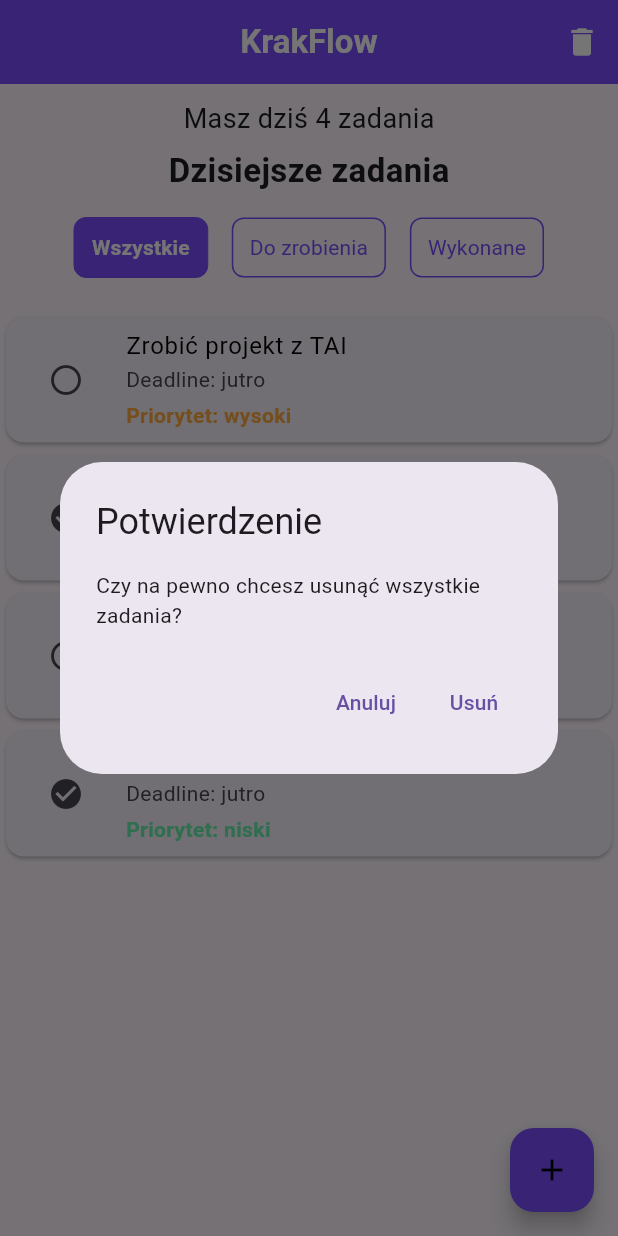
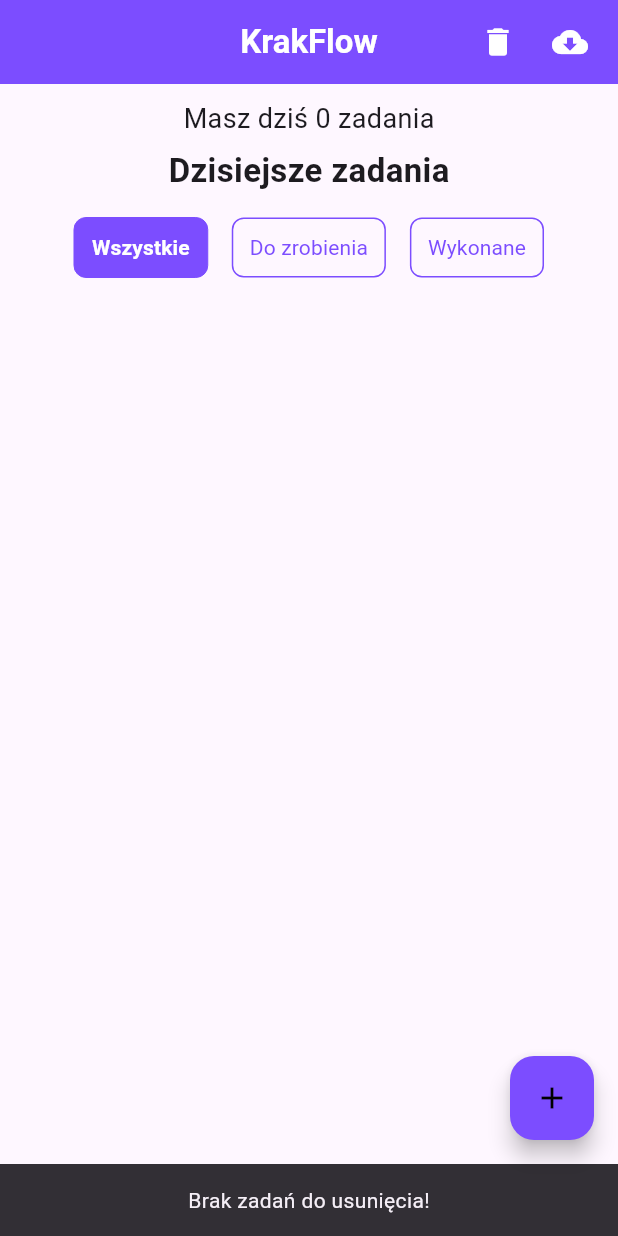
Before and after one commit to DerpeuszX/TAI_Flutter_Labs, a Flutter app: the screen it shows after launch, after a tap on the "delete" icon, on a phone screen of 412 x 824 dp. Run offline on Flutter 3.47's test engine with Material 3 defaults, Android fonts, the phone set to English and light mode, and no system bars; our stand-ins replace hive_ce, hive_ce_flutter; accounts and stored records are empty.

Commit message:
Local DB integration HIVE/API Fetching

```diff
--- a/lib/main.dart
+++ b/lib/main.dart
@@ -1,7 +1,14 @@
 import 'package:flutter/material.dart';
-import 'task_repository.dart';
+import 'package:hive_ce_flutter/hive_flutter.dart';
+import 'models/task.dart';
+import 'services/task_local_database.dart';
+import 'services/task_sync_service.dart';
 
-void main() {
+void main() async {
+  WidgetsFlutterBinding.ensureInitialized();
+  await Hive.initFlutter();
+  await Hive.openBox('tasksBox');
+
   runApp(MyApp());
 }
 
@@ -160,8 +167,45 @@ class HomeScreen extends StatefulWidget {
 
 class _HomeScreenState extends State<HomeScreen> {
   String selectedFilter = "wszystkie"; // aktualnie wybrany filtr
+  final TaskLocalDatabase _taskLocalDatabase = TaskLocalDatabase();
+  late final TaskSyncService _taskSyncService;
+  List<Task> _tasks = [];
+  bool _isLoading = false;
+  String? _error;
 
-  void _confirmDeleteAllTasks() {
+  @override
+  void initState() {
+    super.initState();
+    _taskSyncService = TaskSyncService(db: _taskLocalDatabase);
+    _loadFromDb();
+  }
+
+  Future<void> _loadFromDb() async {
+    setState(() {
+      _isLoading = true;
+      _error = null;
+    });
+
+    try {
+      final tasks = await _taskSyncService.getAllFromDb();
+      if (!mounted) return;
+      setState(() {
+        _tasks = tasks;
+      });
+    } catch (e) {
+      if (!mounted) return;
+      setState(() {
+        _error = e.toString();
+      });
+    } finally {
+      if (!mounted) return;
+      setState(() {
+        _isLoading = false;
+      });
+    }
+  }
+
+  Future<void> _confirmDeleteAllTasks() async {
     showDialog(
       context: context,
       builder: (context) {
@@ -174,11 +218,11 @@ class _HomeScreenState extends State<HomeScreen> {
               child: const Text("Anuluj"),
             ),
             TextButton(
-              onPressed: () {
-                setState(() {
-                  TaskRepository.tasks.clear();
-                });
+              onPressed: () async {
+                await _taskSyncService.deleteAll();
+                if (!context.mounted) return;
                 Navigator.pop(context);
+                await _loadFromDb();
               },
               child: const Text("Usuń"),
             ),
@@ -188,32 +232,56 @@ class _HomeScreenState extends State<HomeScreen> {
     );
   }
 
-  void toggleTaskStatus(int index) {
+  // Fetchowanie future danych z API, ustawianie stanu ładowania i obsługa błędów. Po udanym pobraniu danych, aktualizujemy listę zadań w repozytorium i pokazujemy snackbar z informacją o sukcesie. W przypadku błędu, ustawiamy komunikat błędu i pokazujemy snackbar z informacją o błędzie.
+
+  Future<void> _loadFromApi() async {
     setState(() {
-      TaskRepository.tasks[index].isDone =
-          !TaskRepository.tasks[index].isDone; // prosty switch logiczny.
+      _isLoading = true;
+      _error = null;
+    });
+
+    try {
+      await _taskSyncService.fetchFromApiAndSaveToDb();
+      setState(() {
+        _tasks = _taskSyncService.db.getAllTasks();
+      });
+      ScaffoldMessenger.of(context).showSnackBar(
+        const SnackBar(content: Center(child: Text('Pobrano zadania z API'))),
+      );
+    } catch (e) {
+      setState(() {
+        _error = e.toString();
+      });
+      ScaffoldMessenger.of(context).showSnackBar(
+        SnackBar(content: Center(child: Text('Błąd: ${e.toString()}'))),
+      );
+    } finally {
+      setState(() {
+        _isLoading = false;
       });
     }
+  }
 
-  void removeTask(Task task) {
-    setState(() {
-      TaskRepository.tasks.remove(task);
-    });
+  Future<void> toggleTaskStatus(Task task) async {
+    final updatedTask = task.copyWith(isDone: !task.isDone);
+    await _taskSyncService.addOrUpdate(updatedTask);
+    await _loadFromDb();
+  }
+
+  Future<void> removeTask(Task task) async {
+    await _taskSyncService.deleteById(task.id);
+    await _loadFromDb();
   }
 
   @override
   Widget build(BuildContext context) {
     // zmienna pomocnicza przetrzymująca obecnie przefiltrowaną listę
-    List<Task> filteredTasks = TaskRepository.tasks;
+    List<Task> filteredTasks = _tasks;
     // logika filtrowania
     if (selectedFilter == "wykonane") {
-      filteredTasks = TaskRepository.tasks
-          .where((task) => task.isDone)
-          .toList();
+      filteredTasks = _tasks.where((task) => task.isDone).toList();
     } else if (selectedFilter == "do zrobienia") {
-      filteredTasks = TaskRepository.tasks
-          .where((task) => !task.isDone)
-          .toList();
+      filteredTasks = _tasks.where((task) => !task.isDone).toList();
     }
 
     return Scaffold(
@@ -228,7 +296,7 @@ class _HomeScreenState extends State<HomeScreen> {
           IconButton(
             icon: Icon(Icons.delete),
             onPressed: () {
-              if (TaskRepository.tasks.isEmpty) {
+              if (_tasks.isEmpty) {
                 ScaffoldMessenger.of(context).showSnackBar(
                   const SnackBar(
                     content: Center(child: Text("Brak zadań do usunięcia!")),
@@ -240,20 +308,48 @@ class _HomeScreenState extends State<HomeScreen> {
               }
             },
           ),
+          Padding(
+            padding: const EdgeInsets.only(right: 8.0),
+            child: _isLoading
+                ? const SizedBox(
+                    width: 24,
+                    height: 24,
+                    child: CircularProgressIndicator(
+                      strokeWidth: 2.5,
+                      valueColor: AlwaysStoppedAnimation<Color>(Colors.white),
+                    ),
+                  )
+                : IconButton(
+                    icon: const Icon(Icons.cloud_download),
+                    onPressed: _loadFromApi,
+                  ),
+          ),
         ],
         centerTitle: true,
         backgroundColor: Colors.deepPurpleAccent,
         foregroundColor: Colors.white,
         surfaceTintColor: Colors.transparent,
       ),
-      body: Center(
+      body: Column(
+        children: [
+          if (_isLoading) const LinearProgressIndicator(),
+          if (_error != null)
+            Padding(
+              padding: const EdgeInsets.all(8.0),
+              child: Text(
+                'Błąd: $_error',
+                style: const TextStyle(color: Colors.red),
+              ),
+            ),
+          Expanded(
+            child: Center(
               // zrezygnowalem z padding, wedle pliku z zadania.
               child: Column(
                 children: [
                   const SizedBox(height: 10), // większy spacer
                   // sekcja statystyk
                   Text(
-              "Masz dziś ${TaskRepository.tasks.length} zadania",
+                    "Masz dziś ${_tasks.length} zadania",
                     style: const TextStyle(
                       fontSize: 18,
                       fontWeight: FontWeight.normal,
@@ -289,15 +385,17 @@ class _HomeScreenState extends State<HomeScreen> {
                         final task = filteredTasks[index];
 
                         return Dismissible(
-                    key: ObjectKey(
-                      task,
-                    ), // object key bedzie lepszym rozwiazaniem bo bazuje na obiekie, nie na hashu, ktory moze sie powtarzac.
-                    direction: DismissDirection.startToEnd, // tylko w prawo
+                          key: ValueKey(task.id),
+                          direction:
+                              DismissDirection.startToEnd, // tylko w prawo
                           background: Container(
                             alignment: Alignment.centerLeft,
                             padding: const EdgeInsets.only(left: 16),
                             color: Colors.redAccent,
-                      child: const Icon(Icons.delete, color: Colors.white),
+                            child: const Icon(
+                              Icons.delete,
+                              color: Colors.white,
+                            ),
                           ),
                           onDismissed: (direction) {
                             removeTask(task); // usun zadanie po przesunieciu
@@ -305,7 +403,9 @@ class _HomeScreenState extends State<HomeScreen> {
                               // pokaz snackbar potwierdzajacy usuniecie zadania
                               SnackBar(
                                 content: Center(
-                            child: Text('Zadanie "${task.title}" usunięte'),
+                                  child: Text(
+                                    'Zadanie "${task.title}" usunięte',
+                                  ),
                                 ),
                                 duration: Duration(seconds: 2),
                               ),
@@ -319,7 +419,7 @@ class _HomeScreenState extends State<HomeScreen> {
                                 ? Icons.check_circle
                                 : Icons.circle_outlined,
                             onIconTap: () {
-                        toggleTaskStatus(index);
+                              toggleTaskStatus(task);
                               ScaffoldMessenger.of(context).showSnackBar(
                                 SnackBar(
                                   content: Center(
@@ -338,14 +438,12 @@ class _HomeScreenState extends State<HomeScreen> {
                               final updated = await Navigator.push(
                                 context,
                                 MaterialPageRoute(
-                            builder: (_) =>
-                                EditTaskScreen(task: task, index: index),
+                                  builder: (_) => EditTaskScreen(task: task),
                                 ),
                               );
                               if (updated != null && updated is Task) {
-                          setState(() {
-                            TaskRepository.tasks[index] = updated;
-                          });
+                                await _taskSyncService.addOrUpdate(updated);
+                                await _loadFromDb();
                                 ScaffoldMessenger.of(context).showSnackBar(
                                   SnackBar(
                                     content: Center(
@@ -365,6 +463,9 @@ class _HomeScreenState extends State<HomeScreen> {
                   ),
                 ],
               ),
+            ),
+          ),
+        ],
       ),
       floatingActionButton: FloatingActionButton(
         // dodalem floating action button
@@ -395,9 +496,8 @@ class _HomeScreenState extends State<HomeScreen> {
           );
           if (newTask != null) {
             // jesli nowe zadanie nie jest nullem, dodajemy je do listy zadan i odswiezamy ekran.
-            setState(() {
-              TaskRepository.tasks.add(newTask);
-            });
+            await _taskSyncService.addOrUpdate(newTask);
+            await _loadFromDb();
           }
         },
         backgroundColor: Colors.deepPurpleAccent,
@@ -453,11 +553,10 @@ class AddTaskScreen extends StatelessWidget {
                   );
                   return; // nie przechodzimy dalej, jesli jakies pole jest puste
                 } else {
-                  final newTask = Task(
+                  final newTask = Task.create(
                     title: titleController.text,
                     deadline: deadlineController.text,
                     priority: priorityController.text,
-                    isDone: false,
                   );
 
                   Navigator.pop(
@@ -477,9 +576,8 @@ class AddTaskScreen extends StatelessWidget {
 
 class EditTaskScreen extends StatelessWidget {
   final Task task;
-  final int index;
 
-  EditTaskScreen({super.key, required this.task, required this.index});
+  EditTaskScreen({super.key, required this.task});
 
   final TextEditingController titleController = TextEditingController();
   final TextEditingController deadlineController = TextEditingController();
@@ -525,11 +623,10 @@ class EditTaskScreen extends StatelessWidget {
                   );
                   return;
                 } else {
-                  final updatedTask = Task(
+                  final updatedTask = task.copyWith(
                     title: titleController.text,
                     deadline: deadlineController.text,
                     priority: priorityController.text,
-                    isDone: task.isDone,
                   );
 
                   Navigator.pop(context, updatedTask);
--- /dev/null
+++ b/lib/models/task.dart
@@ -0,0 +1,69 @@
+class Task {
+  String id;
+  String title;
+  String deadline;
+  String priority;
+  bool isDone;
+
+  Task({
+    required this.id,
+    required this.title,
+    required this.deadline,
+    required this.priority,
+    required this.isDone,
+  });
+
+  factory Task.create({
+    required String title,
+    required String deadline,
+    required String priority,
+    bool isDone = false,
+  }) {
+    final id = DateTime.now().millisecondsSinceEpoch.toString();
+    return Task(
+      id: id,
+      title: title,
+      deadline: deadline,
+      priority: priority,
+      isDone: isDone,
+    );
+  }
+
+  factory Task.fromMap(Map<dynamic, dynamic> map) {
+    return Task(
+      id:
+          map['id']?.toString() ??
+          DateTime.now().millisecondsSinceEpoch.toString(),
+      title: map['title']?.toString() ?? '',
+      deadline: map['deadline']?.toString() ?? '',
+      priority: map['priority']?.toString() ?? '',
+      isDone: map['isDone'] == true,
+    );
+  }
+
+  Map<String, dynamic> toMap() {
+    return {
+      'id': id,
+      'title': title,
+      'deadline': deadline,
+      'priority': priority,
+      'isDone': isDone,
+    };
+  }
+
+  Task copyWith({
+    String? id,
+    String? title,
+    String? deadline,
+    String? priority,
+    bool? isDone,
+  }) {
+    return Task(
+      id: id ?? this.id,
+      title: title ?? this.title,
+      deadline: deadline ?? this.deadline,
+      priority: priority ?? this.priority,
+      isDone: isDone ?? this.isDone,
+    );
+  }
+}
--- a/lib/services/api.dart
+++ b/lib/services/api.dart
@@ -1,6 +1,6 @@
 import 'dart:convert';
 import 'package:http/http.dart' as http;
-import '/task_repository.dart';
+import '../models/task.dart';
 
 class Api {
   // pobieramy dane z API i mapujemy je na model listy zadan Task
@@ -40,6 +40,9 @@ class Api {
           // zwracanie gotowej listy zadań Task, gdzie każdy element jest mapowany z danych JSON, a priorytet jest losowo przypisany na podstawie userId, aby dodać różnorodność do danych.
 
           return Task(
+            id:
+                json['id']?.toString() ??
+                DateTime.now().millisecondsSinceEpoch.toString(),
             title: (json['todo'] ?? '').toString(),
             deadline: json['due']?.toString() ?? 'brak',
             priority: priorityFromUserId(userId),
--- /dev/null
+++ b/lib/services/task_local_database.dart
@@ -0,0 +1,50 @@
+import 'package:hive_ce/hive_ce.dart';
+import '../models/task.dart';
+
+class TaskLocalDatabase {
+  final String boxName = 'tasksBox';
+
+  Future<void> init() async {
+    if (!Hive.isBoxOpen(boxName)) {
+      await Hive.openBox(boxName);
+    }
+  }
+
+  List<Task> getAllTasks() {
+    final box = Hive.box(boxName);
+    final List<Task> tasks = [];
+    for (final key in box.keys) {
+      final data = box.get(key);
+      if (data is Map) {
+        tasks.add(Task.fromMap(Map<dynamic, dynamic>.from(data)));
+      }
+    }
+    return tasks;
+  }
+
+  Task? getTaskById(String id) {
+    final box = Hive.box(boxName);
+    final data = box.get(id);
+    if (data == null) return null;
+    return Task.fromMap(Map<dynamic, dynamic>.from(data));
+  }
+
+  Future<void> saveTask(Task task) async {
+    final box = Hive.box(boxName);
+    await box.put(task.id, task.toMap());
+  }
+
+  Future<void> updateTask(Task task) async {
+    await saveTask(task);
+  }
+
+  Future<void> deleteTask(String id) async {
+    final box = Hive.box(boxName);
+    await box.delete(id);
+  }
+
+  Future<void> deleteAll() async {
+    final box = Hive.box(boxName);
+    await box.clear();
+  }
+}
--- /dev/null
+++ b/lib/services/task_sync_service.dart
@@ -0,0 +1,39 @@
+import '../models/task.dart';
+import 'api.dart';
+import 'task_local_database.dart';
+
+class TaskSyncService {
+  final TaskLocalDatabase db;
+
+  TaskSyncService({required this.db});
+
+  /// Pobiera zadania z API i zapisuje je do lokalnej bazy (nadpisuje istniejące o tym samym id)
+  Future<List<Task>> fetchFromApiAndSaveToDb() async {
+    await db.init();
+    final List<Task> remote = await Api.fetchTodos();
+    for (final t in remote) {
+      await db.saveTask(t);
+    }
+    return db.getAllTasks();
+  }
+
+  Future<List<Task>> getAllFromDb() async {
+    await db.init();
+    return db.getAllTasks();
+  }
+
+  Future<void> addOrUpdate(Task task) async {
+    await db.init();
+    await db.saveTask(task);
+  }
+
+  Future<void> deleteById(String id) async {
+    await db.init();
+    await db.deleteTask(id);
+  }
+
+  Future<void> deleteAll() async {
+    await db.init();
+    await db.deleteAll();
+  }
+}
--- a/lib/task_repository.dart
+++ b/lib/task_repository.dart
@@ -1,47 +1,28 @@
-class Task {
-  final String title;
-  final String deadline;
-  final String priority; // dodalem pole priority
-  bool isDone;
-
-  Task({
-    required this.title,
-    required this.deadline,
-    required this.priority,
-    required this.isDone,
-  });
-}
-
-
+import 'models/task.dart';
 
 class TaskRepository {
-
-
   static List<Task> tasks = [
-    Task(
+    Task.create(
       title: "Zrobić projekt z TAI",
       deadline: "jutro",
       priority: "wysoki",
-      isDone: false,
     ),
-    Task(
+    Task.create(
       title: "Pouczyć się do kolokwium",
       deadline: "dzisiaj",
-      priority: "uber wysoki",
+      priority: "wysoki",
       isDone: true,
     ),
-    Task(
+    Task.create(
       title: "Ogarnąć Fluttera",
       deadline: "w piątek",
       priority: "średni",
-      isDone: false,
     ),
-    Task(
+    Task.create(
       title: "Nie mam pomysłu",
       deadline: "jutro",
       priority: "niski",
-      isDone: true
+      isDone: true,
     ),
   ];
-
 }
--- a/pubspec.yaml
+++ b/pubspec.yaml
@@ -34,6 +34,9 @@ dependencies:
   # The following adds the Cupertino Icons font to your application.
   # Use with the CupertinoIcons class for iOS style icons.
   cupertino_icons: ^1.0.8
+  http: ^1.6.0
+  hive_ce: ^2.19.3
+  hive_ce_flutter: ^2.3.3
 
 dev_dependencies:
   flutter_test:
```
Also changed, not shown: pubspec.lock, 11 other files. Lines whose indentation alone changed are shown as unchanged.
